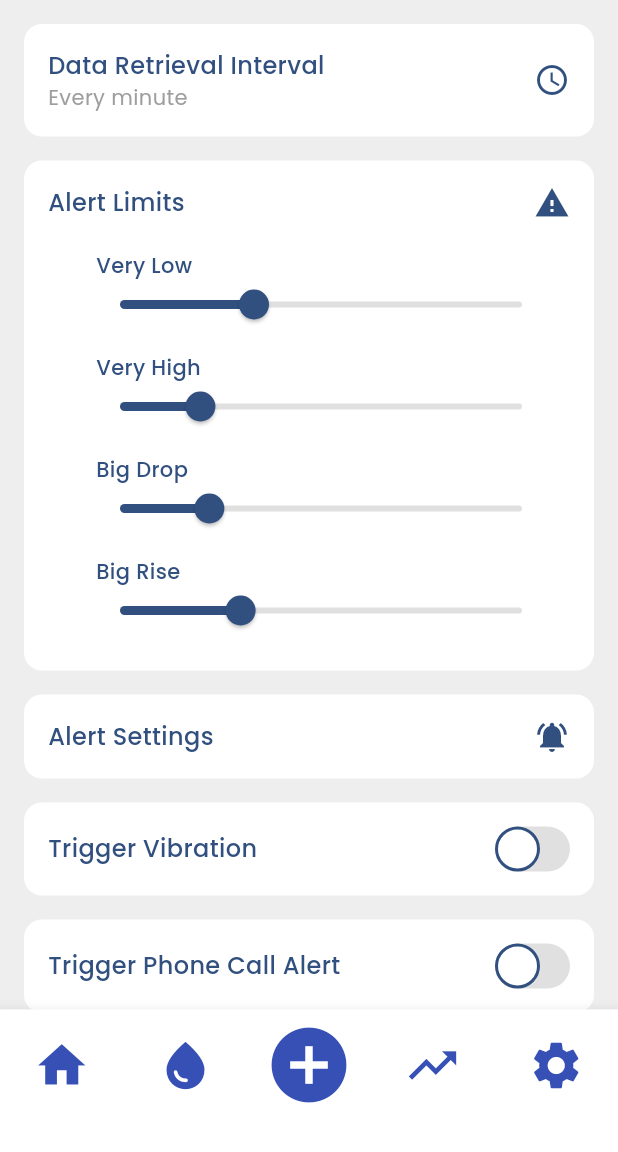
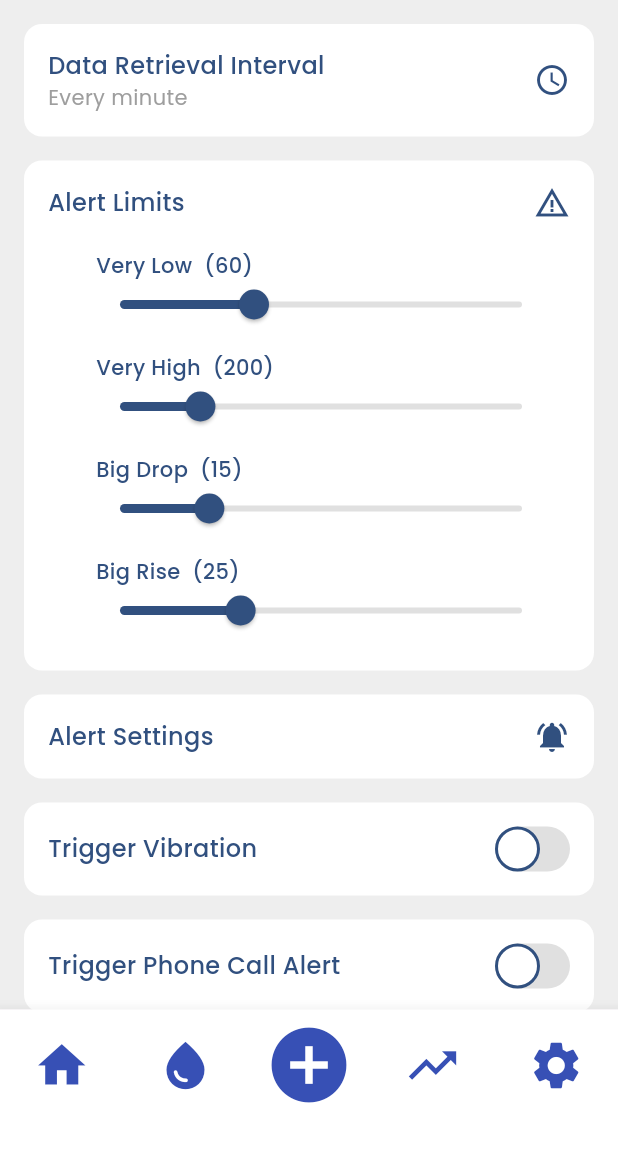
Before and after one commit to jingjingyang0803/GluMon, a Flutter app: the screen it shows after launch, item 5 of the bottom bar chosen, on a phone screen of 412 x 824 dp, the part 84-1236 px from its top. Run offline on Flutter 3.47's test engine with Material 3 defaults, Android fonts, the phone set to English and light mode, and no system bars; our stand-ins replace fl_chart, google_fonts.

Commit message:
Make switch work with dragging

```diff
--- a/lib/screens/settings_page.dart
+++ b/lib/screens/settings_page.dart
@@ -83,18 +83,18 @@ class SettingsPageState extends State<SettingsPage> {
                     fontWeight: FontWeight.w500,
                     color: primaryTextColor),
               ),
-              Icon(Icons.warning, color: primaryTextColor),
+              Icon(Icons.warning_amber, color: primaryTextColor),
             ],
           ),
           SizedBox(height: 12),
-          _buildIndentedSliderTile("Very Low", veryLow, 40, 100,
-              (val) => setState(() => veryLow = val)),
-          _buildIndentedSliderTile("Very High", veryHigh, 150, 400,
-              (val) => setState(() => veryHigh = val)),
-          _buildIndentedSliderTile("Big Drop", bigDrop, 5, 50,
-              (val) => setState(() => bigDrop = val)),
-          _buildIndentedSliderTile("Big Rise", bigRise, 10, 60,
-              (val) => setState(() => bigRise = val)),
+          _buildIndentedSliderTile("Very Low  (${veryLow.toInt()})", veryLow,
+              40, 100, (val) => setState(() => veryLow = val)),
+          _buildIndentedSliderTile("Very High  (${veryHigh.toInt()})", veryHigh,
+              150, 400, (val) => setState(() => veryHigh = val)),
+          _buildIndentedSliderTile("Big Drop  (${bigDrop.toInt()})", bigDrop, 5,
+              50, (val) => setState(() => bigDrop = val)),
+          _buildIndentedSliderTile("Big Rise  (${bigRise.toInt()})", bigRise,
+              10, 60, (val) => setState(() => bigRise = val)),
         ],
       ),
     );
@@ -147,7 +147,16 @@ class SettingsPageState extends State<SettingsPage> {
                   fontSize: 16,
                   fontWeight: FontWeight.w500,
                   color: primaryTextColor)),
-          Container(
+          GestureDetector(
+            onTap: () => onChanged(!value), // Toggle on tap
+            onPanUpdate: (details) {
+              if (details.delta.dx > 0 && !value) {
+                onChanged(true); // Drag right to turn ON
+              } else if (details.delta.dx < 0 && value) {
+                onChanged(false); // Drag left to turn OFF
+              }
+            },
+            child: Container(
               decoration: BoxDecoration(
                 color: value ? primaryTextColor : Colors.grey[300],
                 borderRadius: BorderRadius.circular(20),
@@ -155,14 +164,12 @@ class SettingsPageState extends State<SettingsPage> {
               width: 50,
               height: 30,
               child: Stack(
-              alignment: Alignment.center,
+                alignment: Alignment.centerLeft,
                 children: [
-                Positioned(
+                  AnimatedPositioned(
+                    duration: Duration(milliseconds: 200),
                     left: value ? 20 : 0,
-                  child: GestureDetector(
-                    onTap: () => onChanged(!value),
-                    child: AnimatedContainer(
-                      duration: Duration(milliseconds: 200),
+                    child: Container(
                       width: 30,
                       height: 30,
                       decoration: BoxDecoration(
@@ -175,8 +182,8 @@ class SettingsPageState extends State<SettingsPage> {
                           : Container(),
                     ),
                   ),
+                ],
               ),
-              ],
             ),
           ),
         ],
```
Lines whose indentation alone changed are shown as unchanged.
